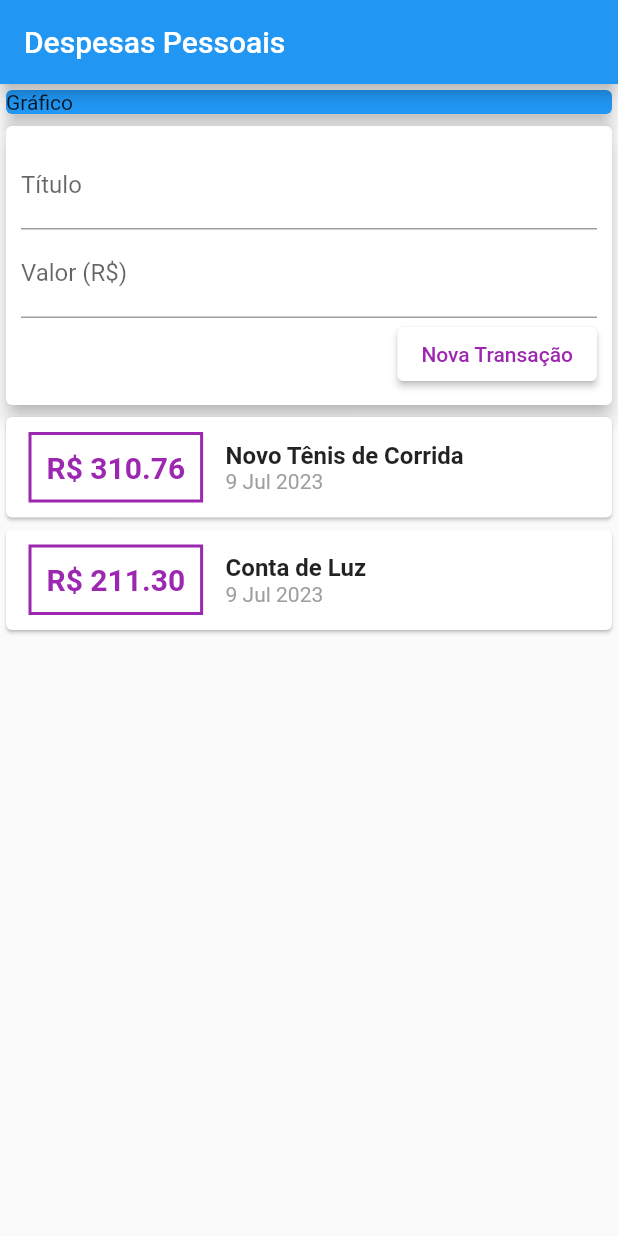
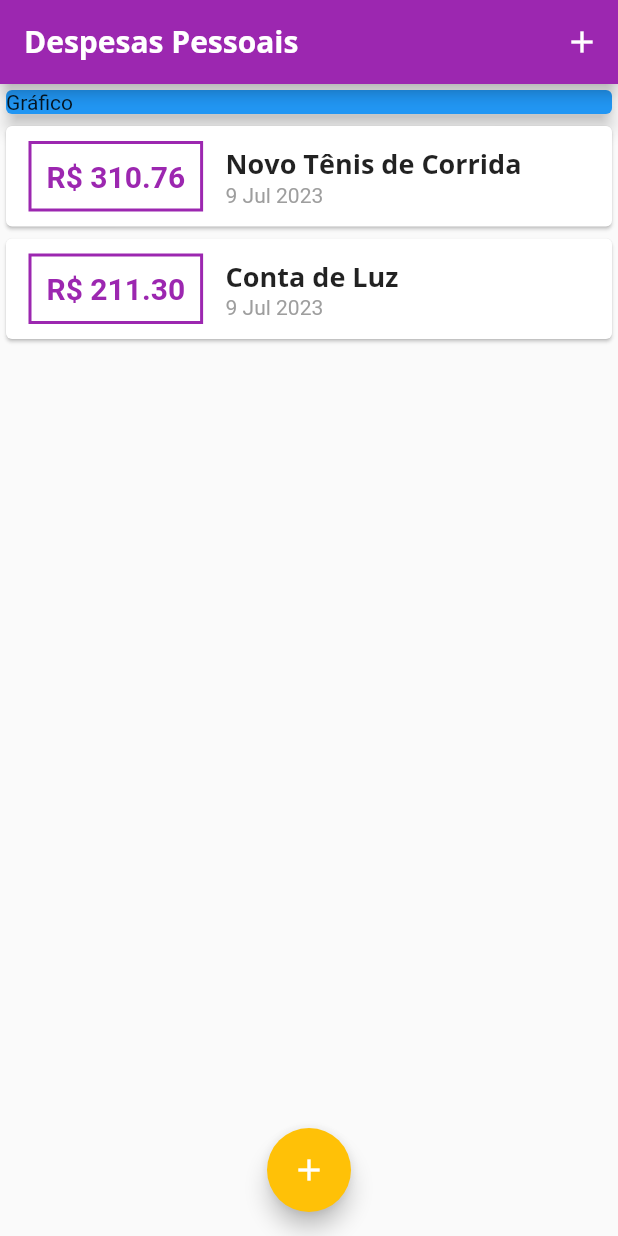
Before and after one commit to sergiomnds/personal-expenses-flutter, a Flutter app: the screen it shows after launch, on a phone screen of 412 x 824 dp. Run offline on Flutter 3.47's test engine with Material 2 defaults, Android fonts, the phone set to English and light mode, and no system bars.

Commit message:
modais, botoes e temas

```diff
--- a/lib/components/transaction_list.dart
+++ b/lib/components/transaction_list.dart
@@ -25,30 +25,29 @@ class TransactionList extends StatelessWidget {
                   ),
                   decoration: BoxDecoration(
                     border: Border.all(
-                      color: Colors.purple,
+                      color: Theme.of(context).colorScheme.primary,
                       width: 2,
                     ),
                   ),
                   padding: const EdgeInsets.all(10),
                   child: Text(
                     'R\$ ${tr.value.toStringAsFixed(2)}',
-                    style: const TextStyle(
+                    style: TextStyle(
                       fontWeight: FontWeight.bold,
                       fontSize: 20,
-                      color: Colors.purple,
+                      color: Theme.of(context).colorScheme.primary,
                     ),
                   ),
                 ),
                 Column(
                   crossAxisAlignment: CrossAxisAlignment.start,
                   children: [
-                    Text(
-                      tr.title,
-                      style: const TextStyle(
-                        fontSize: 16,
-                        fontWeight: FontWeight.bold,
-                      ),
-                    ),
+                    Text(tr.title, style: Theme.of(context).textTheme.titleLarge
+                        // style: const TextStyle(
+                        //   fontSize: 16,
+                        //   fontWeight: FontWeight.bold,
+                        // ),
+                        ),
                     Text(
                       DateFormat('d MMM y').format(tr.date),
                       style: const TextStyle(
--- a/lib/components/transaction_user.dart
+++ /dev/null
@@ -1,55 +0,0 @@
-import 'dart:math';
-
-import 'package:flutter/material.dart';
-import 'transaction_form.dart';
-import 'transaction_list.dart';
-import '../models/transaction.dart';
-
-class TransactionUser extends StatefulWidget {
-  const TransactionUser({super.key});
-
-  @override
-  State<TransactionUser> createState() => _TransactionUserState();
-}
-
-class _TransactionUserState extends State<TransactionUser> {
-  final _transactions = [
-    Transaction(
-      id: 't1',
-      title: 'Novo Tênis de Corrida',
-      value: 310.76,
-      date: DateTime.now(),
-    ),
-    Transaction(
-      id: 't2',
-      title: 'Conta de Luz',
-      value: 211.30,
-      date: DateTime.now(),
-    ),
-  ];
-
-  _addTransaction(String title, double value) {
-    final newTransaction = Transaction(
-      id: Random().nextDouble().toString(),
-      title: title,
-      value: value,
-      date: DateTime.now(),
-    );
-
-    setState(() {
-      _transactions.add(newTransaction);
-    });
-  }
-
-  @override
-  Widget build(BuildContext context) {
-    return Column(
-      children: [
-        TransactionForm(
-          onSubmit: _addTransaction,
-        ),
-        TransactionList(transactions: _transactions),
-      ],
-    );
-  }
-}
--- a/lib/main.dart
+++ b/lib/main.dart
@@ -1,5 +1,8 @@
+import 'dart:math';
 import 'package:flutter/material.dart';
-import 'package:personal_expenses/components/transaction_user.dart';
+import 'package:personal_expenses/components/transaction_form.dart';
+import 'package:personal_expenses/components/transaction_list.dart';
+import '../models/transaction.dart';
 
 main() => runApp(const ExpensesApp());
 
@@ -8,36 +11,116 @@ class ExpensesApp extends StatelessWidget {
 
   @override
   Widget build(BuildContext context) {
-    return const MaterialApp(
-      home: MyHomePage(),
+    final ThemeData theme = ThemeData();
+
+    return MaterialApp(
+      home: const MyHomePage(),
+      theme: ThemeData(
+        fontFamily: 'Quicksand',
+        colorScheme: theme.colorScheme.copyWith(
+          primary: Colors.purple,
+          secondary: Colors.amber,
+        ),
+        textTheme: ThemeData.light().textTheme.copyWith(
+              titleLarge: const TextStyle(
+                fontFamily: 'OpenSans',
+                fontSize: 18,
+                fontWeight: FontWeight.bold,
+              ),
+            ),
+        appBarTheme: const AppBarTheme(
+          titleTextStyle: TextStyle(
+            fontFamily: 'OpenSans',
+            fontSize: 20,
+            fontWeight: FontWeight.bold,
+          ),
+        ),
+      ),
     );
   }
 }
 
-class MyHomePage extends StatelessWidget {
+class MyHomePage extends StatefulWidget {
   const MyHomePage({Key? key}) : super(key: key);
+
+  @override
+  State<MyHomePage> createState() => _MyHomePageState();
+}
+
+class _MyHomePageState extends State<MyHomePage> {
+  final _transactions = [
+    Transaction(
+      id: 't1',
+      title: 'Novo Tênis de Corrida',
+      value: 310.76,
+      date: DateTime.now(),
+    ),
+    Transaction(
+      id: 't2',
+      title: 'Conta de Luz',
+      value: 211.30,
+      date: DateTime.now(),
+    ),
+  ];
+
+  _addTransaction(String title, double value) {
+    final newTransaction = Transaction(
+      id: Random().nextDouble().toString(),
+      title: title,
+      value: value,
+      date: DateTime.now(),
+    );
+
+    setState(() {
+      _transactions.add(newTransaction);
+    });
+
+    Navigator.of(context).pop();
+  }
+
+  _openTransactionFormModal(BuildContext context) {
+    showModalBottomSheet(
+      context: context,
+      builder: (_) {
+        return TransactionForm(onSubmit: _addTransaction);
+      },
+    );
+  }
 
   @override
   Widget build(BuildContext context) {
     return Scaffold(
       appBar: AppBar(
-        title: const Text('Despesas Pessoais'),
+        title: const Text(
+          'Despesas Pessoais',
+        ),
+        actions: [
+          IconButton(
+            onPressed: () => _openTransactionFormModal(context),
+            icon: const Icon(Icons.add),
+          )
+        ],
       ),
-      body: const SingleChildScrollView(
+      body: SingleChildScrollView(
         child: Column(
           crossAxisAlignment: CrossAxisAlignment.stretch,
           children: [
-            SizedBox(
+            const SizedBox(
               child: Card(
                 color: Colors.blue,
                 elevation: 5,
                 child: Text('Gráfico'),
               ),
             ),
-            TransactionUser(),
+            TransactionList(transactions: _transactions),
           ],
         ),
       ),
+      floatingActionButton: FloatingActionButton(
+        child: const Icon(Icons.add),
+        onPressed: () => _openTransactionFormModal(context),
+      ),
+      floatingActionButtonLocation: FloatingActionButtonLocation.centerFloat,
     );
   }
 }
```
Also changed, not shown: lib/components/transaction_form.dart (+27 -9 lines), pubspec.yaml (+11 -6 lines), assets/fonts/OpenSans-Bold.ttf (added), assets/fonts/OpenSans-Regular.ttf (added), assets/fonts/Quicksand-Bold.ttf (added), assets/fonts/Quicksand-Light.ttf (added), assets/fonts/Quicksand-Medium.ttf (added), assets/fonts/Quicksand-Regular.ttf (added).
